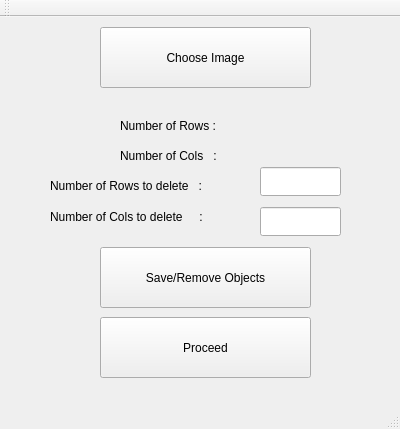
First picture: the form in mainwindow.ui, repository AvinashDamodaran/Seam-Carving, before the edit.
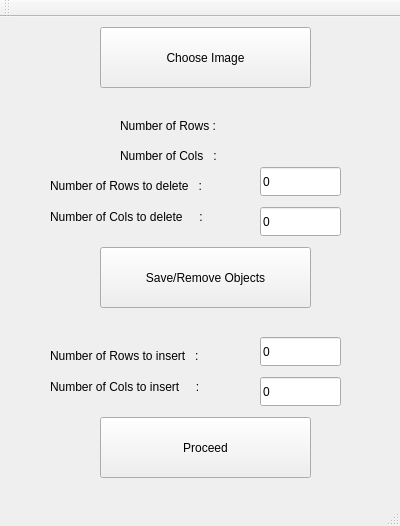
Second picture: the form after the edit.

What changed in the file:
```diff
--- a/mainwindow.ui
+++ b/mainwindow.ui
@@ -7,7 +7,7 @@
     <x>0</x>
     <y>0</y>
     <width>400</width>
-    <height>429</height>
+    <height>526</height>
    </rect>
   </property>
   <property name="windowTitle">
@@ -63,7 +63,7 @@
      </rect>
     </property>
     <property name="text">
-     <string/>
+     <string>0</string>
     </property>
    </widget>
    <widget class="QLabel" name="label_num_rows_del">
@@ -102,7 +102,7 @@
      </rect>
     </property>
     <property name="text">
-     <string/>
+     <string>0</string>
     </property>
    </widget>
    <widget class="QLabel" name="label_num_rows">
@@ -135,7 +135,7 @@
     <property name="geometry">
      <rect>
       <x>100</x>
-      <y>300</y>
+      <y>400</y>
       <width>211</width>
       <height>61</height>
      </rect>
@@ -157,6 +157,58 @@
      <string>Save/Remove Objects</string>
     </property>
    </widget>
+   <widget class="QLineEdit" name="lineEdit_num_rows_insert">
+    <property name="geometry">
+     <rect>
+      <x>260</x>
+      <y>320</y>
+      <width>81</width>
+      <height>29</height>
+     </rect>
+    </property>
+    <property name="text">
+     <string>0</string>
+    </property>
+   </widget>
+   <widget class="QLabel" name="label_num_rows_insert">
+    <property name="geometry">
+     <rect>
+      <x>50</x>
+      <y>330</y>
+      <width>201</width>
+      <height>17</height>
+     </rect>
+    </property>
+    <property name="text">
+     <string>Number of Rows to insert   : </string>
+    </property>
+   </widget>
+   <widget class="QLabel" name="label_num_cols_insert">
+    <property name="geometry">
+     <rect>
+      <x>50</x>
+      <y>360</y>
+      <width>201</width>
+      <height>20</height>
+     </rect>
+    </property>
+    <property name="text">
+     <string>Number of Cols to insert     : </string>
+    </property>
+   </widget>
+   <widget class="QLineEdit" name="lineEdit_num_cols_insert">
+    <property name="geometry">
+     <rect>
+      <x>260</x>
+      <y>360</y>
+      <width>81</width>
+      <height>29</height>
+     </rect>
+    </property>
+    <property name="text">
+     <string>0</string>
+    </property>
+   </widget>
   </widget>
   <widget class="QMenuBar" name="menuBar">
    <property name="geometry">
```
